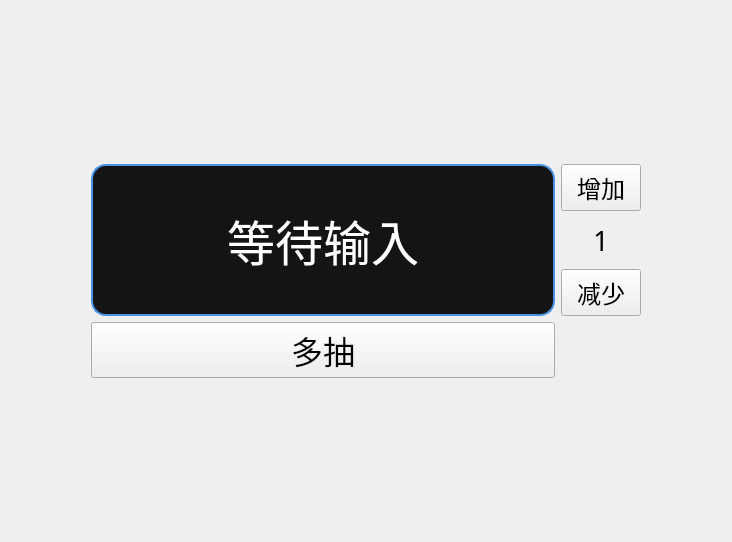
HQZ-OhNone/randname, file ui/WidgetMulti.ui: the form before one commit.
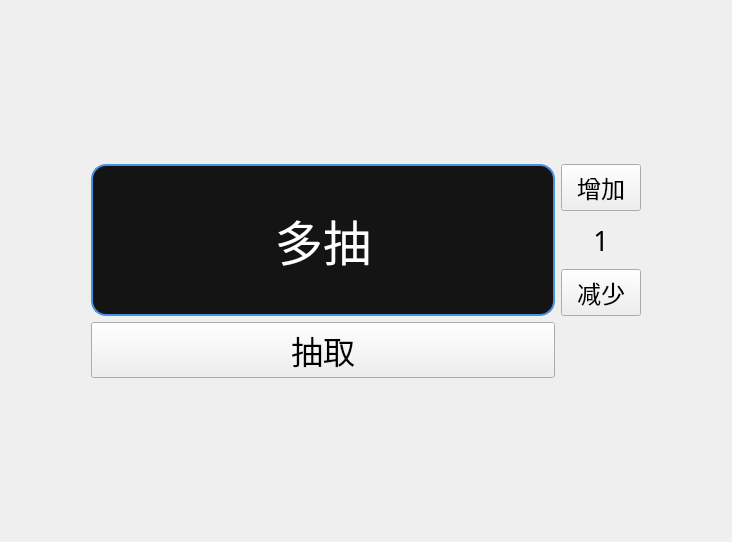
The form after the commit.

```diff
--- a/ui/WidgetMulti.ui
+++ b/ui/WidgetMulti.ui
@@ -133,7 +133,7 @@
 </string>
      </property>
      <property name="text">
-      <string>等待输入</string>
+      <string>多抽</string>
      </property>
      <property name="alignment">
       <set>Qt::AlignmentFlag::AlignCenter</set>
@@ -165,7 +165,7 @@
 </string>
      </property>
      <property name="text">
-      <string>多抽</string>
+      <string>抽取</string>
      </property>
     </widget>
    </item>
```
